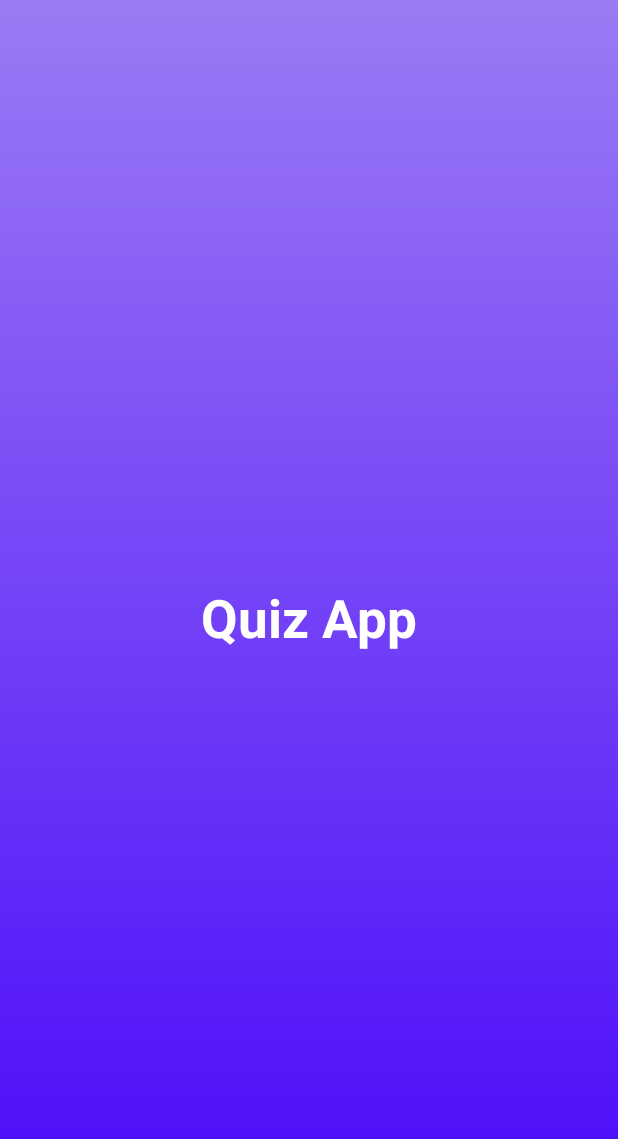
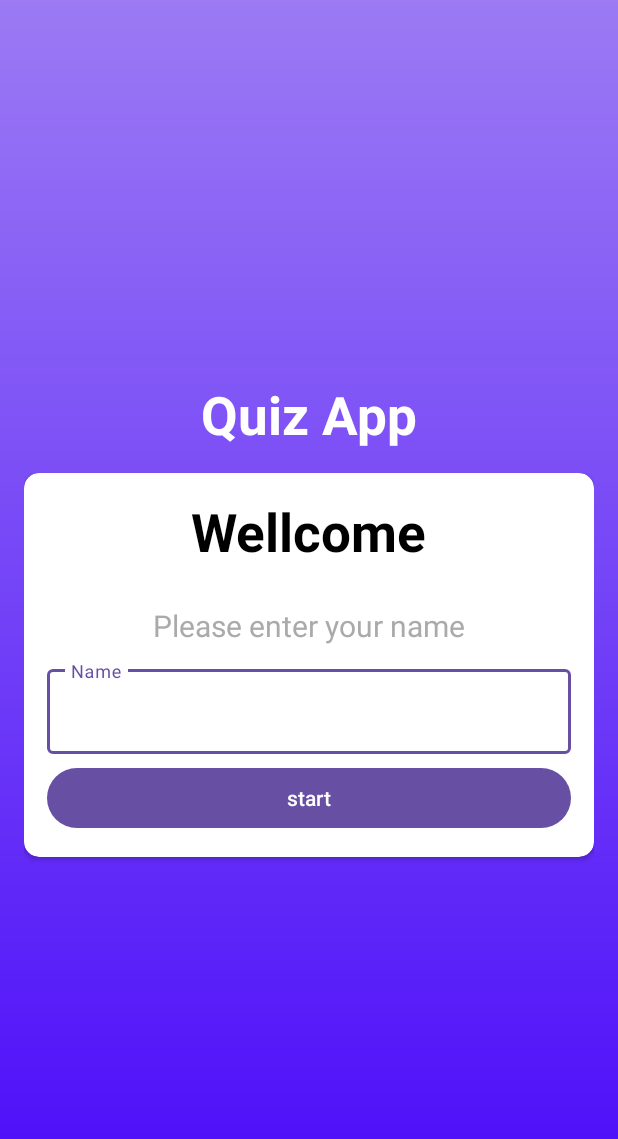
Before and after one commit to PengWorks1114/Android_Practice_Collection, an Android app: the screen it shows after launch (MainActivity), on a phone screen of 412 x 824 dp. Shown: the top 1139 px of the screen. Run offline under Robolectric (Android 15) with nearby library versions, the light colour scheme and no system bars; 1 statement that could not run was skipped.

Commit message:
首頁layout完成

```diff
--- a/10.QuizApp(Project_01)/app/src/main/res/layout/activity_main.xml
+++ b/10.QuizApp(Project_01)/app/src/main/res/layout/activity_main.xml
@@ -17,11 +17,61 @@
         android:textSize="35sp"
         android:textColor="@color/white"
         android:textStyle="bold"
-        android:layout_marginButton="12dp"/>
+        android:layout_marginButtom="12dp"/>
 
  <androidx.cardview.widget.CardView
      android:layout_width="match_parent"
-     android:layout_height="wrap_content">
+     android:layout_height="wrap_content"
+     app:cardBackgroundColor="@color/white"
+     app:cardCornerRadius="10dp"
+     android:layout_marginTop="15dp">
+
+     <androidx.appcompat.widget.LinearLayoutCompat
+         android:layout_width="match_parent"
+         android:layout_height="wrap_content"
+         android:orientation="vertical"
+         android:gravity="center"
+         android:padding="15dp">
+
+
+         <TextView
+             android:layout_width="wrap_content"
+             android:layout_height="wrap_content"
+             android:textSize="35sp"
+             android:textStyle="bold"
+             android:textColor="@color/black"
+             android:text="@string/wellcome"/>
+
+         <TextView
+             android:text="Please enter your name"
+             android:layout_width="wrap_content"
+             android:layout_height="wrap_content"
+             android:textSize="20sp"
+             android:layout_marginTop="15dp"
+             android:textStyle="normal"
+             android:textColor="@android:color/darker_gray"
+             android:padding="10dp"/>
+
+         <com.google.android.material.textfield.TextInputLayout
+             android:layout_width="match_parent"
+             android:layout_height="wrap_content"
+             style="@style/Widget.MaterialComponents.TextInputLayout.OutlinedBox">
+
+             <com.google.android.material.textfield.TextInputEditText
+                 android:id="@+id/name"
+                 android:hint="@string/name"
+                 android:layout_width="match_parent"
+                 android:layout_height="wrap_content"/>
+         </com.google.android.material.textfield.TextInputLayout>
+
+            <Button
+                android:layout_marginTop="5dp"
+                android:id="@+id/button_start"
+                android:layout_width="match_parent"
+                android:layout_height="wrap_content"
+                android:text="start"/>
+
+     </androidx.appcompat.widget.LinearLayoutCompat>
 
  </androidx.cardview.widget.CardView>
 
--- a/10.QuizApp(Project_01)/app/src/main/res/values/strings.xml
+++ b/10.QuizApp(Project_01)/app/src/main/res/values/strings.xml
@@ -1,4 +1,6 @@
 <resources>
     <string name="app_name">QuizApp</string>
     <string name="quiz_app">Quiz App</string>
+    <string name="wellcome">Wellcome</string>
+    <string name="name">Name</string>
 </resources>
```
